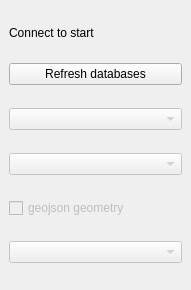
First picture: the form in maindialog.ui, repository gospodarka-przestrzenna/MongoConnector, before the edit.
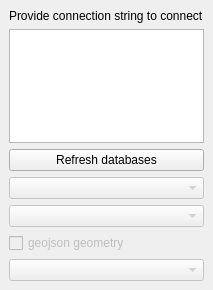
Second picture: the form after the edit.

Commit message: add connection string edit box

```diff
--- a/maindialog.ui
+++ b/maindialog.ui
@@ -36,10 +36,13 @@
        <locale language="C" country="AnyCountry"/>
       </property>
       <property name="text">
-       <string>Connect to start</string>
+       <string>Provide connection string to connect</string>
       </property>
      </widget>
     </item>
+    <item>
+     <widget class="QPlainTextEdit" name="connStringEdit"/>
+    </item>
     <item>
      <widget class="QPushButton" name="connectButton">
       <property name="sizePolicy">
```
Left out of the diff: 1 changed line with no effect on the pictures. The commit also changes 1 other file.
